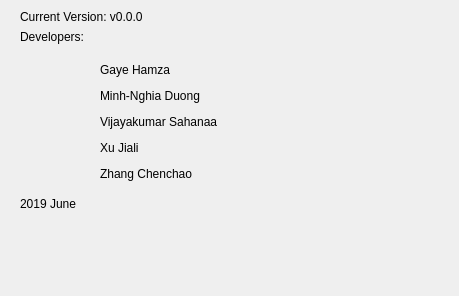
Old version of the form source/TradingSimulator/info.ui in the repository VSahanaa/LO21_TrandingSimulator.
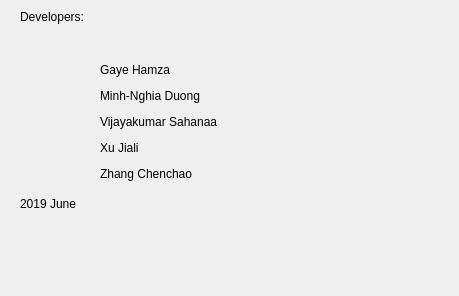
New version of the form.

```diff
--- a/source/TradingSimulator/info.ui
+++ b/source/TradingSimulator/info.ui
@@ -70,19 +70,6 @@
     </rect>
    </property>
    <layout class="QVBoxLayout" name="verticalLayout_2">
-    <item>
-     <widget class="QLabel" name="label">
-      <property name="lineWidth">
-       <number>3</number>
-      </property>
-      <property name="text">
-       <string>Current Version: v0.0.0</string>
-      </property>
-      <property name="alignment">
-       <set>Qt::AlignLeading|Qt::AlignLeft|Qt::AlignTop</set>
-      </property>
-     </widget>
-    </item>
     <item>
      <widget class="QLabel" name="label_2">
       <property name="text">
```
